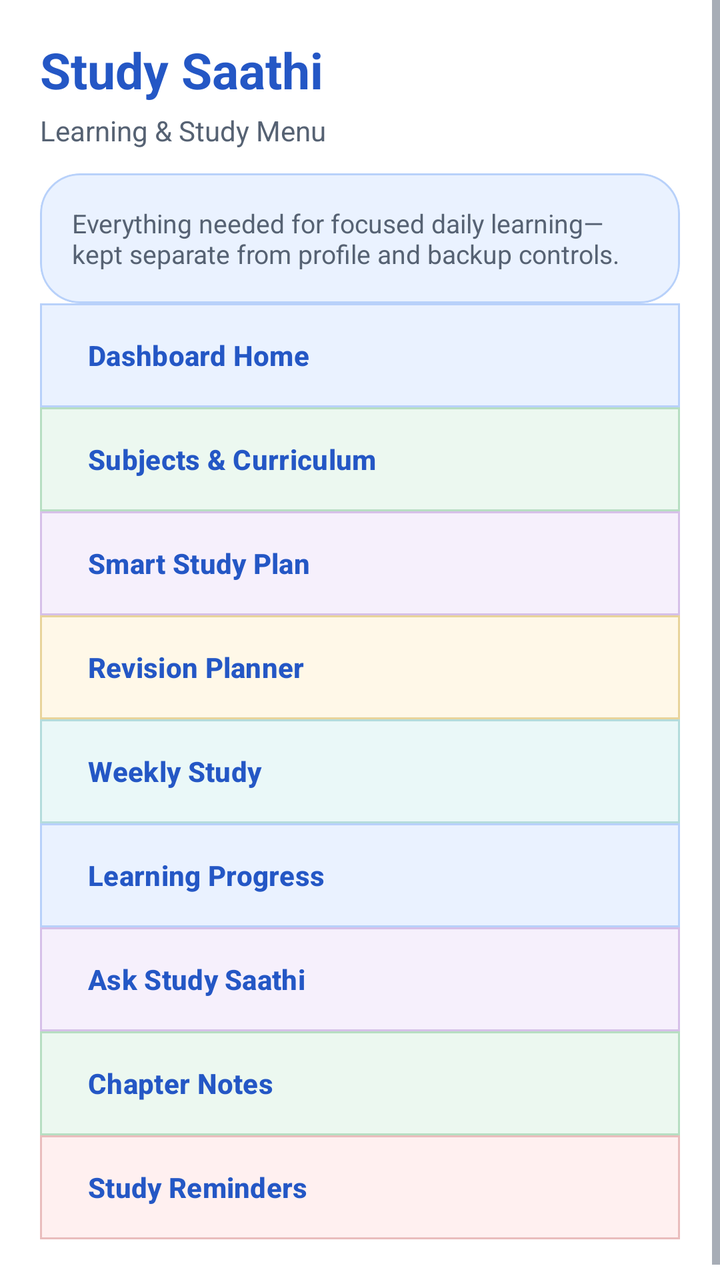
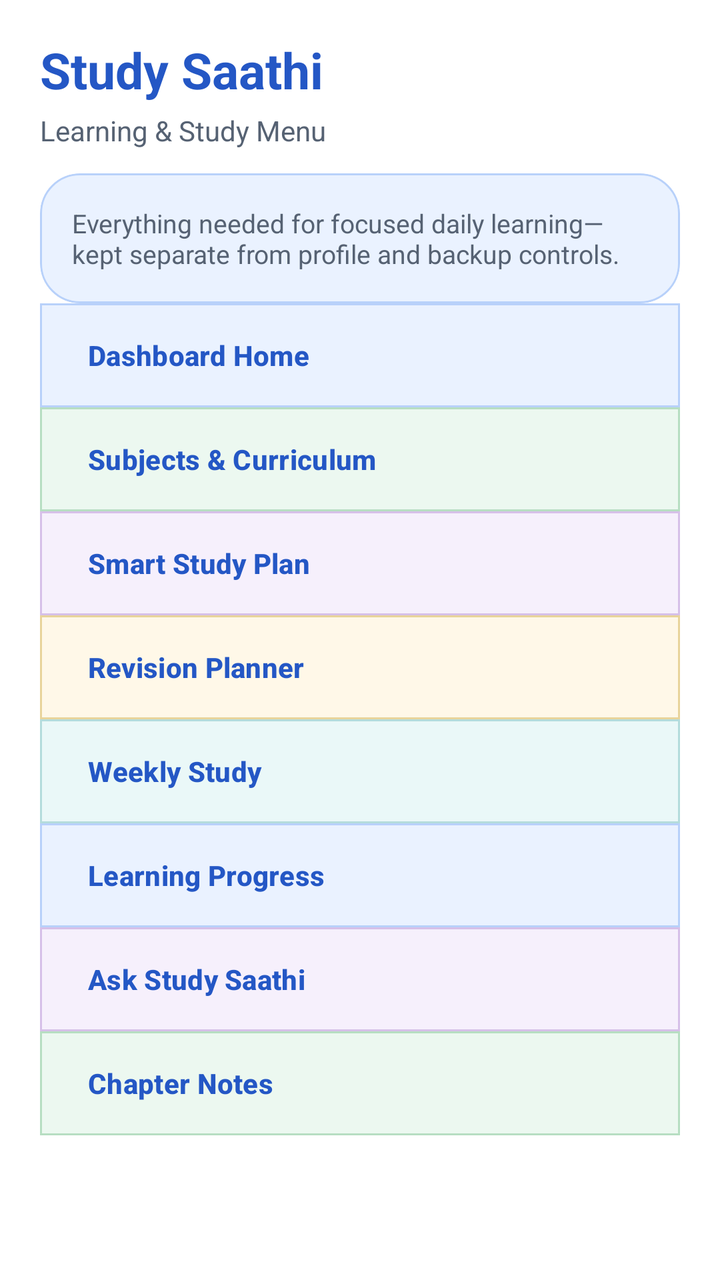

Before-and-after screenshots of an Android layout around one commit, followed by the original layout XML and the change that was made.
<!-- AndroidManifest.xml: application theme Theme.StudySaathi -->
<!-- res/layout/drawer_dashboard_study_menu.xml -->
<?xml version="1.0" encoding="utf-8"?>
<ScrollView
    xmlns:android="http://schemas.android.com/apk/res/android"
    xmlns:app="http://schemas.android.com/apk/res-auto"
    android:layout_width="match_parent"
    android:layout_height="match_parent"
    android:background="@color/ss_surface"
    android:fillViewport="true">

    <LinearLayout
        android:layout_width="match_parent"
        android:layout_height="wrap_content"
        android:orientation="vertical"
        android:paddingStart="20dp"
        android:paddingTop="18dp"
        android:paddingEnd="20dp"
        android:paddingBottom="28dp">

        <TextView
            android:layout_width="match_parent"
            android:layout_height="wrap_content"
            android:fontFamily="sans-serif-rounded"
            android:text="Study Saathi"
            android:textColor="@color/ss_primary"
            android:textSize="25sp"
            android:textStyle="bold" />

        <TextView
            android:layout_width="match_parent"
            android:layout_height="wrap_content"
            android:layout_marginTop="4dp"
            android:text="Learning &amp; Study Menu"
            android:textColor="@color/ss_text_secondary"
            android:textSize="14sp" />

        <com.google.android.material.card.MaterialCardView
            android:layout_width="match_parent"
            android:layout_height="wrap_content"
            android:layout_marginTop="12dp"
            app:cardBackgroundColor="@color/ss_blue_soft"
            app:cardCornerRadius="20dp"
            app:cardElevation="0dp"
            app:strokeColor="@color/ss_blue_border"
            app:strokeWidth="1dp">

            <TextView
                android:layout_width="match_parent"
                android:layout_height="wrap_content"
                android:padding="16dp"
                android:text="Everything needed for focused daily learning—kept separate from profile and backup controls."
                android:textColor="@color/ss_text_secondary"
                android:textSize="13sp" />

        </com.google.android.material.card.MaterialCardView>

        <com.google.android.material.button.MaterialButton
            android:id="@+id/buttonMenuDashboard"
            style="@style/Widget.StudySaathi.Button.DrawerCompact"
            android:layout_width="match_parent"
            android:layout_height="wrap_content"
            android:layout_marginTop="0dp"
            android:gravity="start|center_vertical"
            android:text="Dashboard Home"
            android:textAllCaps="false"
            app:backgroundTint="@color/ss_blue_soft"
            app:strokeColor="@color/ss_blue_border" />

        <com.google.android.material.button.MaterialButton
            android:id="@+id/buttonMenuSubjects"
            style="@style/Widget.StudySaathi.Button.DrawerCompact"
            android:layout_width="match_parent"
            android:layout_height="wrap_content"
            android:layout_marginTop="0dp"
            android:gravity="start|center_vertical"
            android:text="Subjects &amp; Curriculum"
            android:textAllCaps="false"
            app:backgroundTint="@color/ss_green_soft"
            app:strokeColor="@color/ss_green_border" />

        <com.google.android.material.button.MaterialButton
            android:id="@+id/buttonMenuSmartStudyPlan"
            style="@style/Widget.StudySaathi.Button.DrawerCompact"
            android:layout_width="match_parent"
            android:layout_height="wrap_content"
            android:layout_marginTop="0dp"
            android:gravity="start|center_vertical"
            android:text="Smart Study Plan"
            android:textAllCaps="false"
            app:backgroundTint="@color/ss_purple_soft"
            app:strokeColor="@color/ss_purple_border" />

        <com.google.android.material.button.MaterialButton
            android:id="@+id/buttonMenuRevision"
            style="@style/Widget.StudySaathi.Button.DrawerCompact"
            android:layout_width="match_parent"
            android:layout_height="wrap_content"
            android:layout_marginTop="0dp"
            android:gravity="start|center_vertical"
            android:text="Revision Planner"
            android:textAllCaps="false"
            app:backgroundTint="@color/ss_yellow_soft"
            app:strokeColor="@color/ss_yellow_border" />

        <com.google.android.material.button.MaterialButton
            android:id="@+id/buttonMenuWeeklyStudy"
            style="@style/Widget.StudySaathi.Button.DrawerCompact"
            android:layout_width="match_parent"
            android:layout_height="wrap_content"
            android:layout_marginTop="0dp"
            android:gravity="start|center_vertical"
            android:text="Weekly Study"
            android:textAllCaps="false"
            app:backgroundTint="@color/ss_teal_soft"
            app:strokeColor="@color/ss_teal_border" />

        <com.google.android.material.button.MaterialButton
            android:id="@+id/buttonMenuLearningProgress"
            style="@style/Widget.StudySaathi.Button.DrawerCompact"
            android:layout_width="match_parent"
            android:layout_height="wrap_content"
            android:layout_marginTop="0dp"
            android:gravity="start|center_vertical"
            android:text="Learning Progress"
            android:textAllCaps="false"
            app:backgroundTint="@color/ss_blue_soft"
            app:strokeColor="@color/ss_blue_border" />

        <com.google.android.material.button.MaterialButton
            android:id="@+id/buttonMenuAskSaathi"
            style="@style/Widget.StudySaathi.Button.DrawerCompact"
            android:layout_width="match_parent"
            android:layout_height="wrap_content"
            android:layout_marginTop="0dp"
            android:gravity="start|center_vertical"
            android:text="Ask Study Saathi"
            android:textAllCaps="false"
            app:backgroundTint="@color/ss_purple_soft"
            app:strokeColor="@color/ss_purple_border" />

        <com.google.android.material.button.MaterialButton
            android:id="@+id/buttonMenuChapterNotes"
            style="@style/Widget.StudySaathi.Button.DrawerCompact"
            android:layout_width="match_parent"
            android:layout_height="wrap_content"
            android:layout_marginTop="0dp"
            android:gravity="start|center_vertical"
            android:text="Chapter Notes"
            android:textAllCaps="false"
            app:backgroundTint="@color/ss_green_soft"
            app:strokeColor="@color/ss_green_border" />

        <com.google.android.material.button.MaterialButton
            android:id="@+id/buttonMenuReminders"
            style="@style/Widget.StudySaathi.Button.DrawerCompact"
            android:layout_width="match_parent"
            android:layout_height="wrap_content"
            android:layout_marginTop="0dp"
            android:gravity="start|center_vertical"
            android:text="Study Reminders"
            android:textAllCaps="false"
            app:backgroundTint="@color/ss_red_soft"
            app:strokeColor="@color/ss_red_border" />

    </LinearLayout>

</ScrollView>
<!-- resources referenced by this layout -->
<resources>
  <color name="ss_blue_border">#B8D1FA</color>
  <color name="ss_blue_soft">#EAF2FF</color>
  <color name="ss_green_border">#B7DEC2</color>
  <color name="ss_green_soft">#ECF8F0</color>
  <color name="ss_primary">#2457C5</color>
  <color name="ss_purple_border">#D6C0E8</color>
  <color name="ss_purple_soft">#F6F0FC</color>
  <color name="ss_red_border">#E9BDBD</color>
  <color name="ss_red_soft">#FFF0F0</color>
  <color name="ss_surface">#FFFFFF</color>
  <color name="ss_teal_border">#B4DCDC</color>
  <color name="ss_teal_soft">#EAF8F8</color>
  <color name="ss_text_secondary">#566273</color>
  <color name="ss_yellow_border">#E8D49B</color>
  <color name="ss_yellow_soft">#FFF8E8</color>
  <style name="Widget.StudySaathi.Button.DrawerCompact" parent="Widget.StudySaathi.Button.Outlined">
          <item name="cornerRadius">0dp</item>
          <item name="android:minHeight">52dp</item>
          <item name="android:insetTop">0dp</item>
          <item name="android:insetBottom">0dp</item>
      </style>
  <style name="Widget.StudySaathi.Button.Outlined" parent="Widget.Material3.Button.OutlinedButton">
          <item name="cornerRadius">18dp</item>
          <item name="android:minHeight">56dp</item>
          <item name="android:textStyle">bold</item>
          <item name="strokeColor">@color/ss_outline_strong</item>
          <item name="android:textColor">@color/ss_primary</item>
      </style>
  <color name="ss_on_primary">#FFFFFF</color>
  <color name="ss_primary_dark">#173F99</color>
  <color name="ss_secondary">#087F8C</color>
  <color name="ss_on_secondary">#FFFFFF</color>
  <color name="ss_tertiary">#8A5A00</color>
  <color name="ss_on_tertiary">#FFFFFF</color>
  <color name="ss_background">#F7F9FC</color>
  <color name="ss_surface_soft">#F0F4FA</color>
  <color name="ss_text_primary">#182230</color>
  <color name="ss_outline">#D6DEE9</color>
  <color name="ss_error">#BA1A1A</color>
  <color name="white">#FFFFFFFF</color>
  <!-- drawable bg_app_soft_mix (drawable) -->
  <?xml version="1.0" encoding="utf-8"?>
  <shape xmlns:android="http://schemas.android.com/apk/res/android"
      android:shape="rectangle">
  
      <gradient
          android:angle="270"
          android:centerColor="#F2FBF3"
          android:endColor="#EEF7FF"
          android:startColor="#FFF2F2"
          android:type="linear" />
  
  </shape>
  <color name="ss_outline_strong">#B9C5D5</color>
  <!-- unchanged entries left out for length: 1 -->
</resources>

<!-- the commit's change to res/layout/drawer_dashboard_study_menu.xml (unified diff, before → after) -->
@@ -149,18 +149,6 @@
             app:backgroundTint="@color/ss_green_soft"
             app:strokeColor="@color/ss_green_border" />
 
-        <com.google.android.material.button.MaterialButton
-            android:id="@+id/buttonMenuReminders"
-            style="@style/Widget.StudySaathi.Button.DrawerCompact"
-            android:layout_width="match_parent"
-            android:layout_height="wrap_content"
-            android:layout_marginTop="0dp"
-            android:gravity="start|center_vertical"
-            android:text="Study Reminders"
-            android:textAllCaps="false"
-            app:backgroundTint="@color/ss_red_soft"
-            app:strokeColor="@color/ss_red_border" />
-
     </LinearLayout>
 
 </ScrollView>
<!-- resource entries referenced after the edit -->
@@ -7,7 +7,6 @@
   <color name="ss_primary">#2457C5</color>
   <color name="ss_purple_border">#D6C0E8</color>
   <color name="ss_purple_soft">#F6F0FC</color>
-  <color name="ss_red_border">#E9BDBD</color>
   <color name="ss_red_soft">#FFF0F0</color>
   <color name="ss_surface">#FFFFFF</color>
   <color name="ss_teal_border">#B4DCDC</color>
